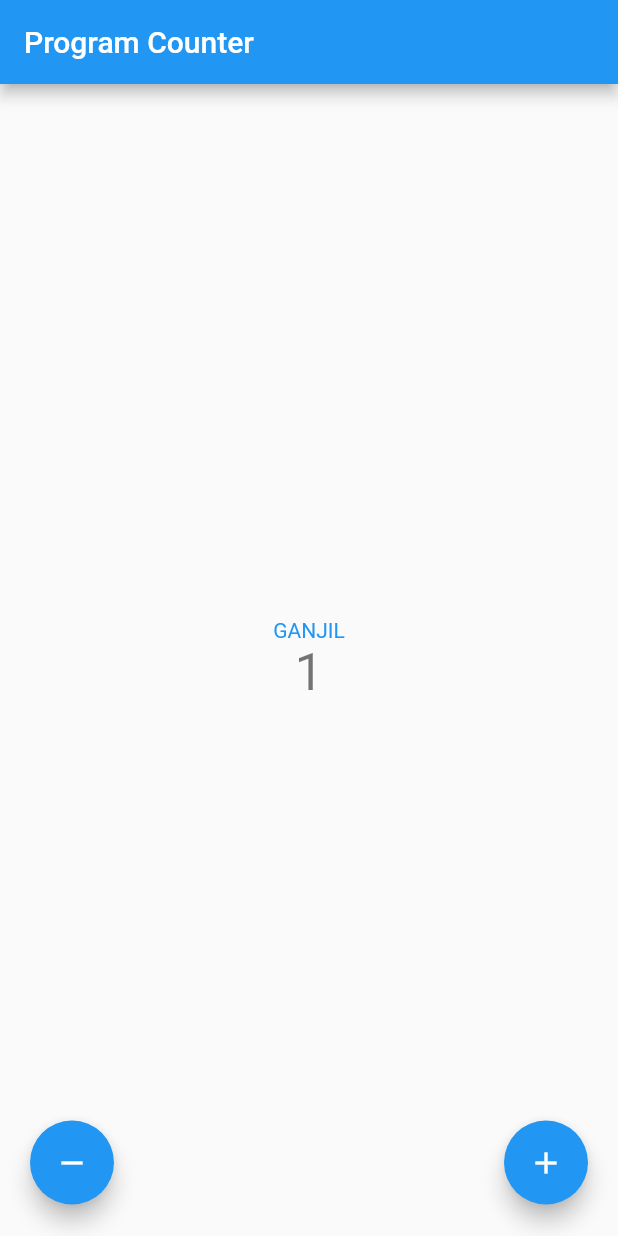
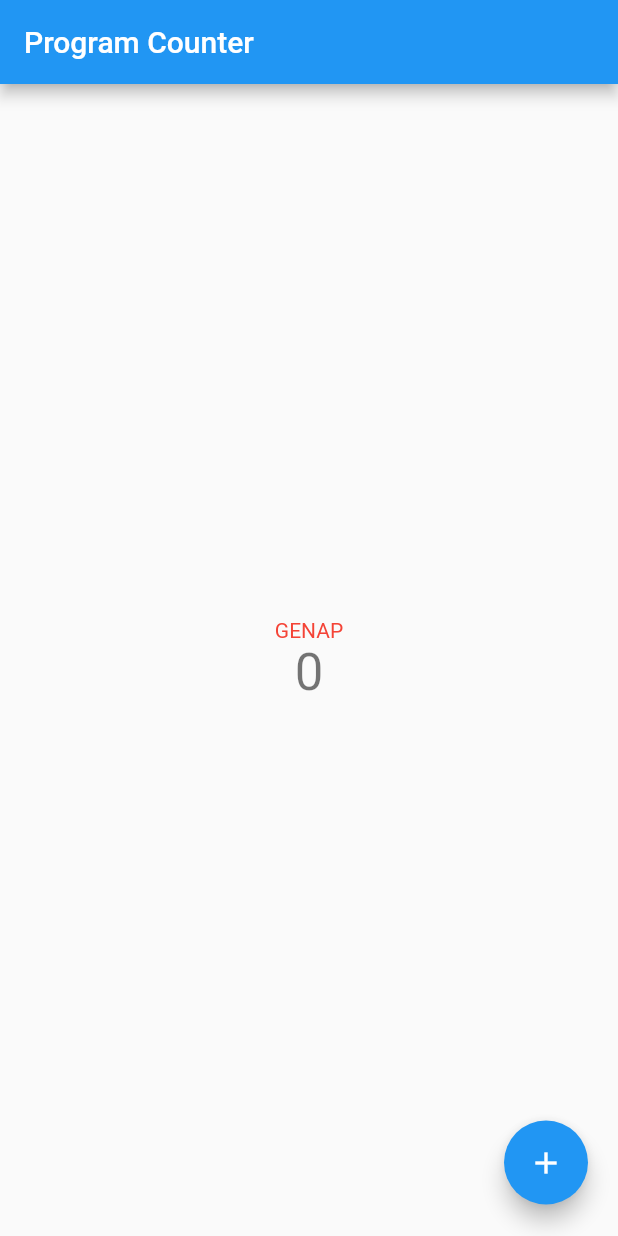
Before and after one commit to jaycentg/pbp-flutter-lab, a Flutter app: the screen it shows after launch, on a phone screen of 412 x 824 dp. Run offline on Flutter 3.47's test engine with Material 2 defaults, Android fonts, the phone set to English and light mode, and no system bars.

Commit message:
fix visibility of buttons

```diff
--- a/lib/main.dart
+++ b/lib/main.dart
@@ -48,9 +48,7 @@ class MyHomePage extends StatefulWidget {
 }
 
 class _MyHomePageState extends State<MyHomePage> {
-  // initial value of counter is set to non-zero value
-  // so that the buttons appear when rendered on the first time
-  int _counter = 1;
+  int _counter = 0;
 
   void _incrementCounter() {
     setState(() {
@@ -120,17 +118,18 @@ class _MyHomePageState extends State<MyHomePage> {
       floatingActionButton: Container(
         padding: const EdgeInsets.symmetric(vertical: 5.0, horizontal: 20.0),
         child: Row(
+          textDirection: TextDirection.rtl,
           mainAxisAlignment: MainAxisAlignment.spaceBetween,
           children: [
+            FloatingActionButton(
+              onPressed: _incrementCounter,
+              tooltip: 'Increment',
+              child: const Icon(Icons.add),
+            ),
             if (_counter != 0) FloatingActionButton(
               onPressed: _decrementCounter,
               tooltip: 'Decrement',
               child: const Icon(Icons.remove),
-            ),
-            if (_counter != 0) FloatingActionButton(
-              onPressed: _incrementCounter,
-              tooltip: 'Increment',
-              child: const Icon(Icons.add),
             ),
           ],
         ),
```
Also changed, not shown: 1 other file.
